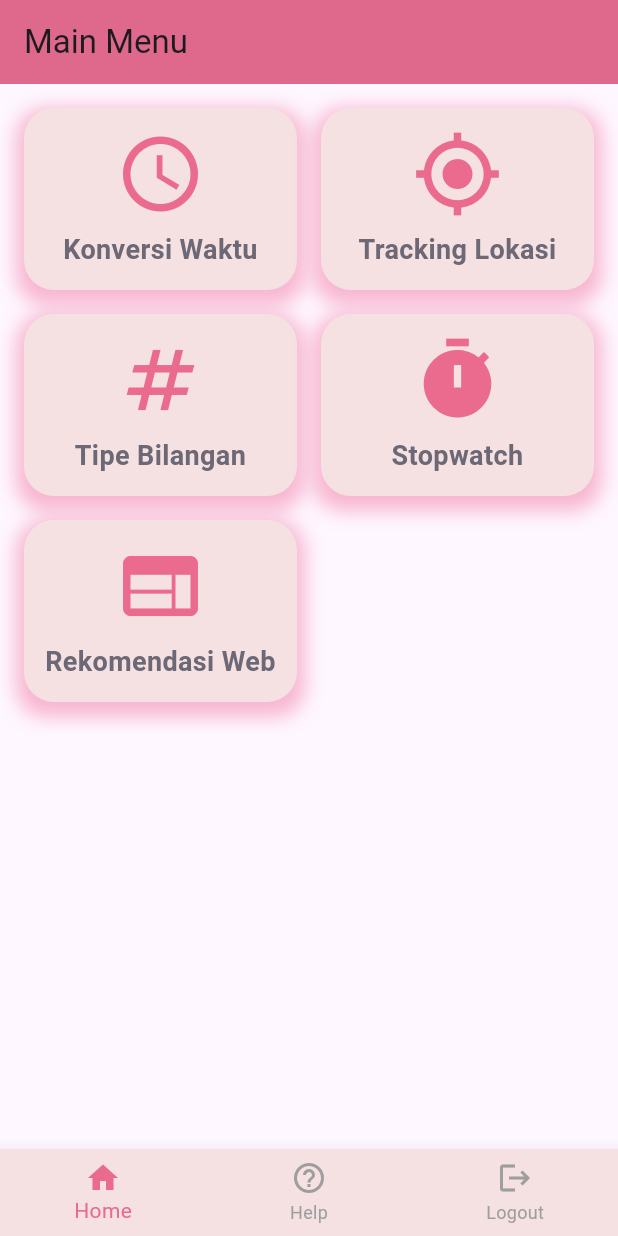
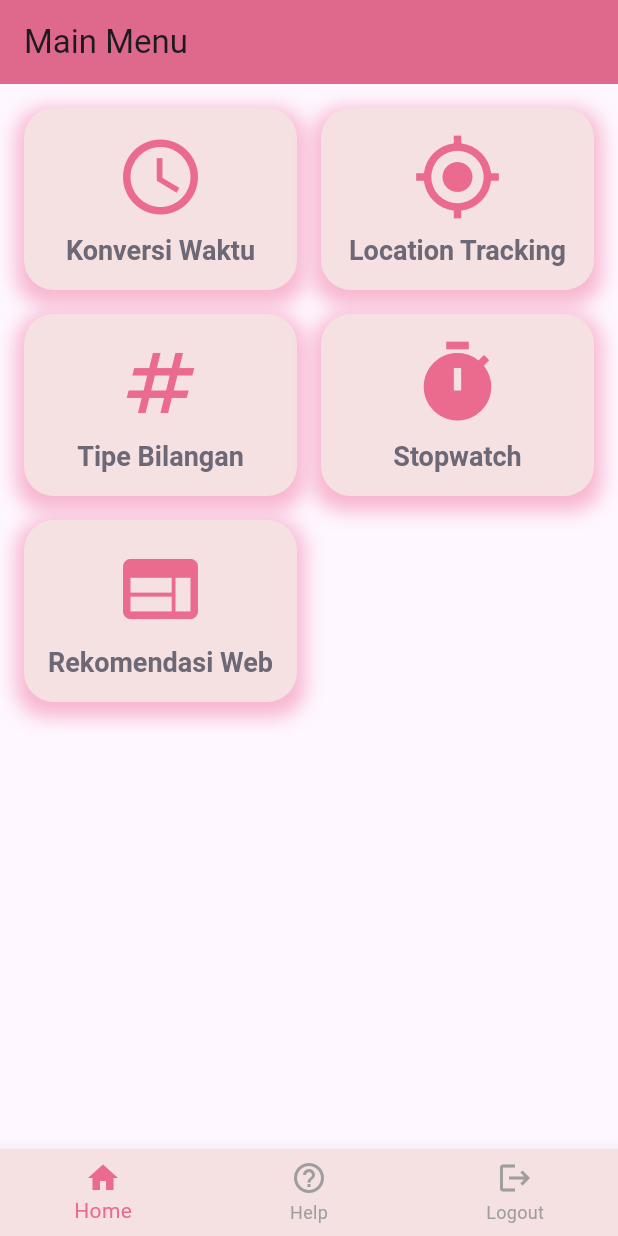
Before and after one commit to zaimadinegara/tugas3-tpm, a Flutter app: the HomePage screen opened directly, on a phone screen of 412 x 824 dp. Run offline on Flutter 3.47's test engine with Material 3 defaults, Android fonts, the phone set to English and light mode, and no system bars; our stand-ins replace flutter_map, geolocator, latlong2, shared_preferences; accounts and stored records are empty; Roboto replaces fonts that are missing (Comic Sans MS).

Commit message:
Simpan perubahan terbaru

```diff
--- a/lib/pages/homepage.dart
+++ b/lib/pages/homepage.dart
@@ -3,7 +3,7 @@ import 'package:projektugas3/pages/lbs.dart';
 import 'package:projektugas3/pages/numtypes.dart';
 import 'package:projektugas3/pages/stopwatch.dart';
 import 'package:projektugas3/pages/timeconvert.dart';
-import 'package:projektugas3/pages/web_recommendation.dart';
+import 'package:projektugas3/pages/web_rekomendation.dart'; // ✅ Tambahkan ini
 import '../util/local_storage.dart';
 import 'loginpage.dart';
 
@@ -80,7 +80,7 @@ class _HomePageState extends State<HomePage> {
           _buildMenuItem(
             context,
             icon: Icons.my_location,
-            label: 'Tracking Lokasi',
+            label: 'Location Tracking',
             destination: const LBS(),
           ),
           _buildMenuItem(
@@ -99,7 +99,7 @@ class _HomePageState extends State<HomePage> {
             context,
             icon: Icons.web,
             label: 'Rekomendasi Web',
-            destination: const WebRecommendationPage(),
+            destination: const WebRecommendationPage(), // ✅ Menu tambahan
           ),
         ],
       ),
@@ -153,17 +153,21 @@ class _HomePageState extends State<HomePage> {
         child: Column(
           mainAxisAlignment: MainAxisAlignment.center,
           children: [
-            Icon(icon, size: 60, color: const Color(0xFFEA6B8D)),
+            AnimatedOpacity(
+              opacity: 1.0,
+              duration: const Duration(milliseconds: 500),
+              child: Icon(icon, size: 60, color: const Color(0xFFEA6B8D)),
+            ),
             const SizedBox(height: 8),
-            Text(
-              label,
-              textAlign: TextAlign.center,
+            AnimatedDefaultTextStyle(
               style: const TextStyle(
                 fontSize: 18,
                 color: Color(0xFF6D6875),
                 fontWeight: FontWeight.bold,
                 fontFamily: 'Comic Sans MS',
               ),
+              duration: const Duration(milliseconds: 300),
+              child: Text(label, textAlign: TextAlign.center),
             ),
           ],
         ),
```
Also changed, not shown: pubspec.lock.
